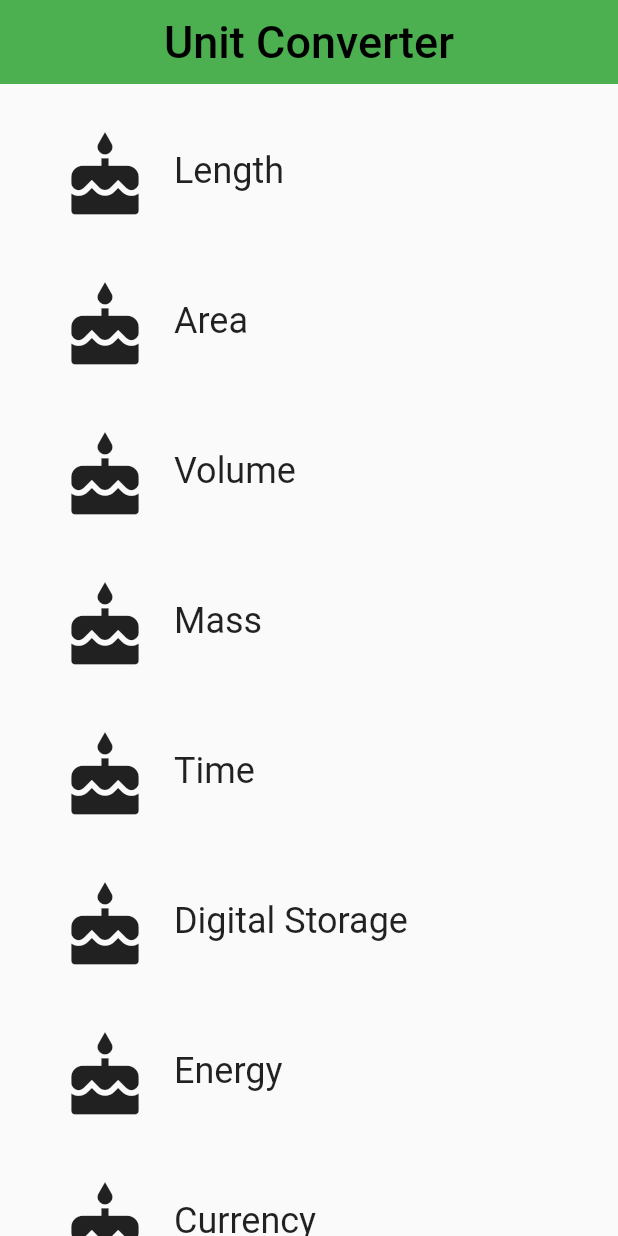
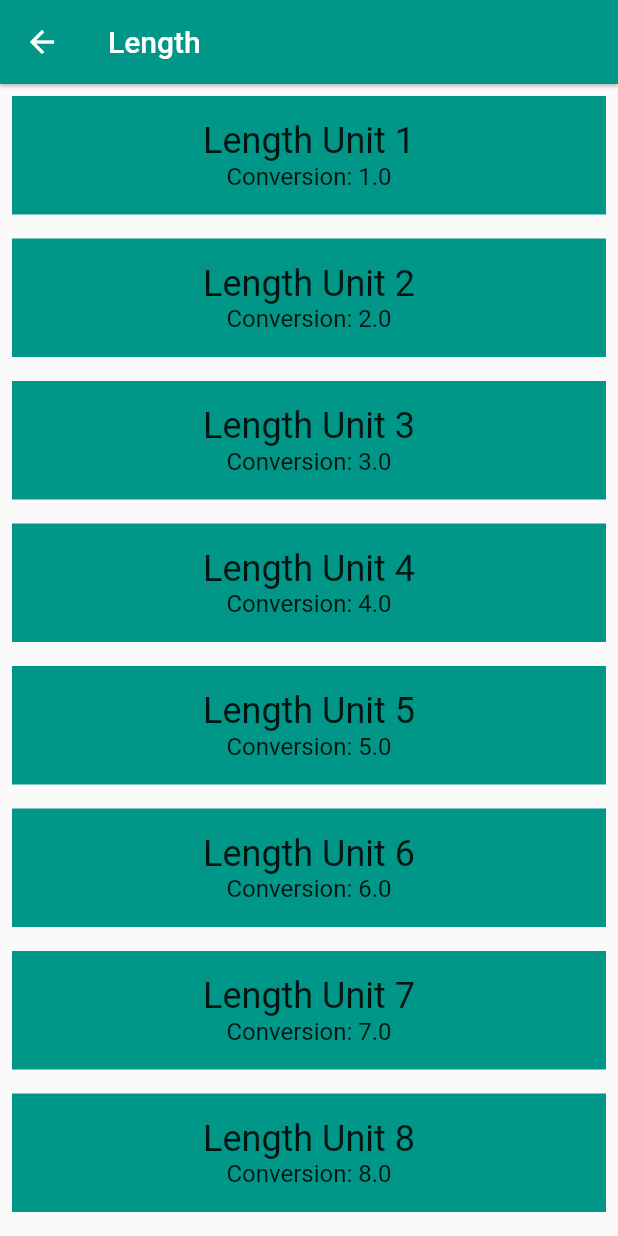
Before and after one commit to mkenlo/unit_converter_app, a Flutter app: the screen it shows after launch, after a tap on "Length", on a phone screen of 412 x 824 dp. Run offline on Flutter 3.47's test engine with Material 2 defaults, Android fonts, the phone set to English and light mode, and no system bars.

Commit message:
task4 : added Navigation

```diff
--- a/lib/category.dart
+++ b/lib/category.dart
@@ -1,16 +1,16 @@
 import "package:flutter/material.dart";
+
 // @required is defined in the meta.dart package
 import 'package:meta/meta.dart';
 import 'unit.dart';
-
+import 'converter_route.dart';
 
 const double _rowHeight = 100.0;
 const double _rowPadding = 8.0;
 const double _iconPadding = 16.0;
 const double _iconSize = 60.0;
 BorderRadius _borderRadius = BorderRadius.circular(30.0);
-Icon _iconDefault = Icon(Icons.cake, size: _iconSize) ;
-
+Icon _iconDefault = Icon(Icons.cake, size: _iconSize);
 
 class Category extends StatelessWidget {
   final String categoryName;
@@ -18,39 +18,65 @@ class Category extends StatelessWidget {
   final Icon categoryIcon;
   final List<Unit> units;
 
-  Category({
-    Key key,
+  Category(
+      {Key key,
       @required this.categoryName,
       @required this.categoryColor,
       @required this.categoryIcon,
-    @required this.units
-  })  : assert(categoryName != null),
+      @required this.units})
+      : assert(categoryName != null),
         assert(categoryColor != null),
         assert(categoryIcon != null),
         assert(units != null),
         super(key: key);
 
+  /// Navigates to the [ConverterRoute].
+  void _navigateToConverter(BuildContext context) {
+    // DONE: Using the Navigator, navigate to the [ConverterRoute]
+
+    Navigator.push(context, MaterialPageRoute<void>(
+      builder: (BuildContext context) {
+        return Scaffold(
+            appBar: AppBar(
+                elevation: 1.0,
+                title: Text(categoryName),
+                backgroundColor: categoryColor),
+            body: ConverterRoute(units: units, color: categoryColor),
+            resizeToAvoidBottomPadding: false);
+      },
+    ));
+  }
+
   @override
   Widget build(BuildContext context) {
     return Material(
         child: Container(
+            color: Colors.transparent,
             height: _rowHeight,
             child: InkWell(
                 borderRadius: _borderRadius,
                 splashColor: Colors.blueGrey,
                 highlightColor: categoryColor,
+                // We can use either the () => function() or the () { function(); }
+                // syntax.
+                // DONE: Update this onTap property to call _navigateToConverter()
                 onTap: () {
-                  print("You just tap me");
+                  //print("You just tap me");
+                  _navigateToConverter(context);
                 },
                 child: Padding(
                     padding: EdgeInsets.all(_rowPadding),
-                    child: Row(children: [
+                    child: Row(
+                        crossAxisAlignment: CrossAxisAlignment.stretch,
+                        children: [
                           Padding(
                               padding: EdgeInsets.all(_iconPadding),
                               child: _iconDefault),
                           Center(
-                          child: Text(categoryName,
-                              style: Theme.of(context).textTheme.headline,))
+                              child: Text(
+                            categoryName,
+                            style: Theme.of(context).textTheme.headline,
+                          ))
                         ])))));
   }
 }
--- /dev/null
+++ b/lib/converter_route.dart
@@ -0,0 +1,57 @@
+// Copyright 2018 The Chromium Authors. All rights reserved.
+// Use of this source code is governed by a BSD-style license that can be
+// found in the LICENSE file.
+
+import 'package:flutter/material.dart';
+import 'package:meta/meta.dart';
+
+import 'unit.dart';
+
+/// Converter screen where users can input amounts to convert.
+///
+/// Currently, it just displays a list of mock units.
+///
+/// While it is named ConverterRoute, a more apt name would be ConverterScreen,
+/// because it is responsible for the UI at the route's destination.
+class ConverterRoute extends StatelessWidget {
+  /// Units for this [Category].
+  final List<Unit> units;
+  final Color color;
+
+
+  /// This [ConverterRoute] requires the color and units to not be null.
+  // DONE: Pass in the [Category]'s color
+  const ConverterRoute({@required this.units, @required this.color})
+      : assert(units != null),
+        assert(color != null),
+        super();
+
+  @override
+  Widget build(BuildContext context) {
+    // Here is just a placeholder for a list of mock units
+    final unitWidgets = units.map((Unit unit) {
+      // DONE: Set the color for this Container
+      return Container(
+        color: color,
+        margin: EdgeInsets.all(8.0),
+        padding: EdgeInsets.all(16.0),
+        child: Column(
+          children: <Widget>[
+            Text(
+              unit.name,
+              style: Theme.of(context).textTheme.headline,
+            ),
+            Text(
+              'Conversion: ${unit.conversion}',
+              style: Theme.of(context).textTheme.subhead,
+            ),
+          ],
+        ),
+      );
+    }).toList();
+
+    return ListView(
+      children: unitWidgets,
+    );
+  }
+}
--- a/lib/main.dart
+++ b/lib/main.dart
@@ -10,8 +10,6 @@ class MyApp extends StatelessWidget {
     return MaterialApp(
       debugShowCheckedModeBanner: false,
       title: 'Unit Converter',
-      theme: ThemeData(
-          primarySwatch: Colors.green, backgroundColor: Colors.greenAccent),
       // our home should now point to an instance of the CategoryRoute widget.
       home: CategoryRoute(),
     );
```
Lines whose indentation alone changed are shown as unchanged.
